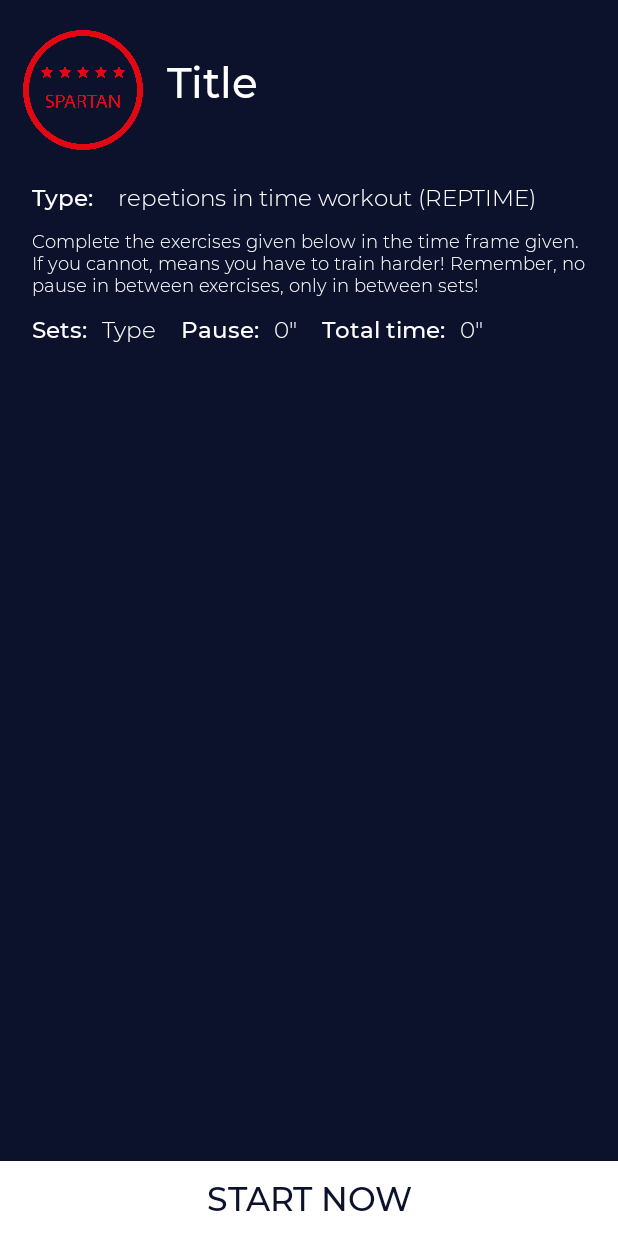
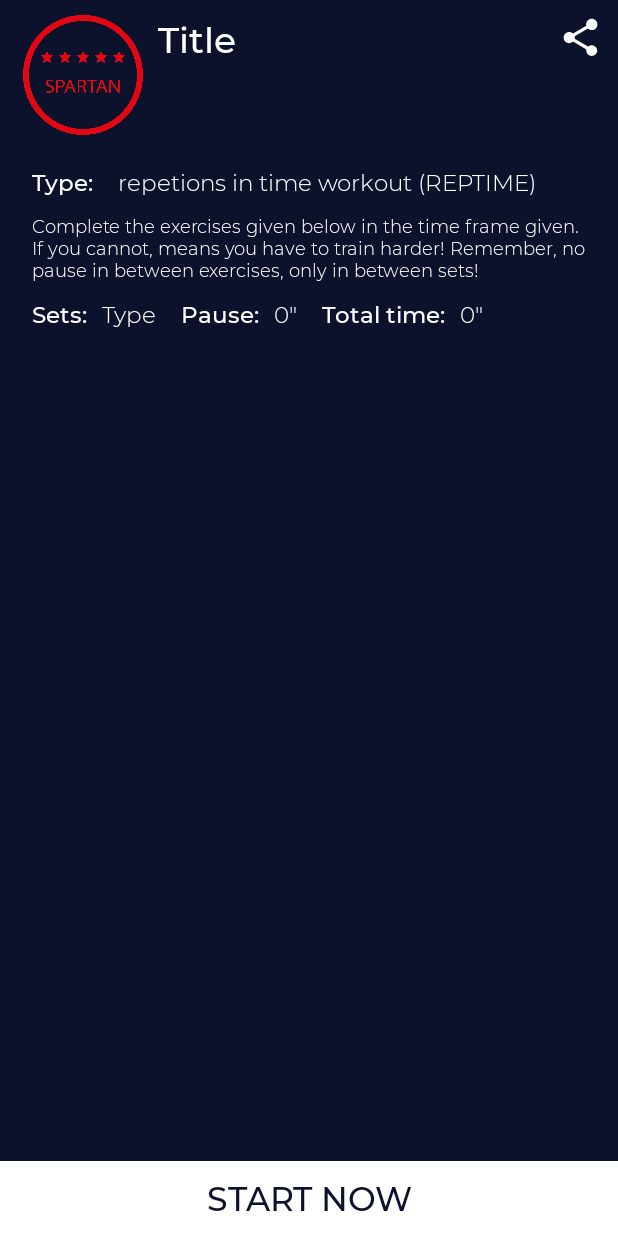
Before and after one commit to simone-silvestri/theApp, an Android app: the DetailActivity screen opened directly, with no data from a screen before it, on a phone screen of 412 x 824 dp. Run offline under Robolectric (Android 15) with nearby library versions, the phone set to English and light mode, and no system bars; 10 statements that could not run were skipped.

```diff
--- /dev/null
+++ b/app/src/main/res/drawable/ic_baseline_share_24.xml
@@ -0,0 +1,5 @@
+<vector android:height="24dp" android:tint="#FFFFFF"
+    android:viewportHeight="24" android:viewportWidth="24"
+    android:width="24dp" xmlns:android="http://schemas.android.com/apk/res/android">
+    <path android:fillColor="@android:color/white" android:pathData="M18,16.08c-0.76,0 -1.44,0.3 -1.96,0.77L8.91,12.7c0.05,-0.23 0.09,-0.46 0.09,-0.7s-0.04,-0.47 -0.09,-0.7l7.05,-4.11c0.54,0.5 1.25,0.81 2.04,0.81 1.66,0 3,-1.34 3,-3s-1.34,-3 -3,-3 -3,1.34 -3,3c0,0.24 0.04,0.47 0.09,0.7L8.04,9.81C7.5,9.31 6.79,9 6,9c-1.66,0 -3,1.34 -3,3s1.34,3 3,3c0.79,0 1.5,-0.31 2.04,-0.81l7.12,4.16c-0.05,0.21 -0.08,0.43 -0.08,0.65 0,1.61 1.31,2.92 2.92,2.92 1.61,0 2.92,-1.31 2.92,-2.92s-1.31,-2.92 -2.92,-2.92z"/>
+</vector>
--- a/app/src/main/res/layout/activity_detail.xml
+++ b/app/src/main/res/layout/activity_detail.xml
@@ -22,21 +22,38 @@
         android:contentDescription="@drawable/expert"
         android:layout_marginLeft="15dp"
         android:layout_marginStart="15dp"
-        android:layout_marginTop="20dp"/>
+        android:layout_marginTop="10dp"/>
 
         <TextView
         android:id="@+id/title_tv"
         android:layout_width="wrap_content"
-        android:layout_height="wrap_content"
-        android:layout_marginTop="35dp"
-        android:layout_marginStart="15dp"
-        android:layout_marginLeft="15dp"
+        android:layout_height="80dp"
+        android:layout_marginTop="10dp"
+        android:layout_marginStart="10dp"
+        android:layout_marginLeft="10dp"
         android:fontFamily="@font/mmedium"
-        android:gravity="center"
+        android:gravity="start"
+        android:layout_gravity="start|top"
         android:text="Title"
         android:textColor="#FFFFFF"
-        android:textSize="28sp"
+        android:textSize="24sp"
         app:layout_constraintTop_toTopOf="parent" />
+
+        <View
+            android:layout_width="0dp"
+            android:layout_height="0dp"
+            android:layout_weight="1" />
+
+        <ImageView
+            android:layout_width="30dp"
+            android:layout_height="30dp"
+            android:layout_marginStart="10dp"
+            android:layout_marginLeft="10dp"
+            android:layout_marginRight="10dp"
+            android:layout_marginEnd="10dp"
+            android:layout_marginTop="10dp"
+            android:onClick="sendWorkout"
+            android:src="@drawable/ic_baseline_share_24" />
 
     </LinearLayout>
 
--- a/app/src/main/res/layout/add_exercise_list.xml
+++ b/app/src/main/res/layout/add_exercise_list.xml
@@ -13,8 +13,8 @@
         android:layout_height="wrap_content"
         android:layout_marginTop="11dp"
         android:layout_marginBottom="10dp"
-        android:layout_marginLeft="10dp"
-        android:layout_marginStart="10dp"
+        android:layout_marginLeft="15dp"
+        android:layout_marginStart="15dp"
         android:gravity="center"
         android:fontFamily="@font/mlight"
         android:background="@color/colorPrimaryDark"
```
Also changed, not shown: app/src/main/java/com/example/firsttry/AddWorkoutActivity.java (+29 -27 lines), app/src/main/java/com/example/firsttry/DetailActivity.java (+54 -17 lines).
